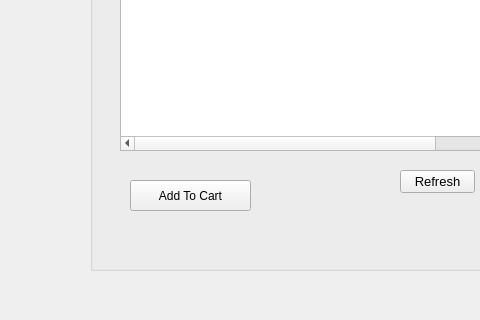
Qt form Catalogue_screen.ui (AlphaAnas/database-managment-system-using-SQL-and-PYQT-5-and-PYQT-6) before a commit; both pictures show x 0 to 480 and y 280 to 600 of the 690 by 600 pixel window.
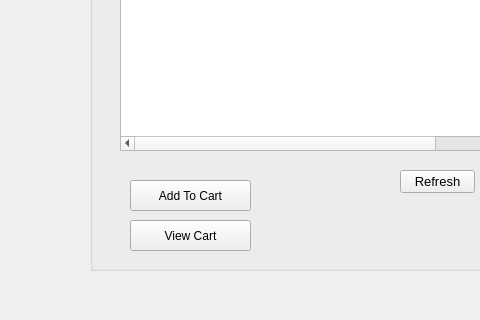
The same form after that commit.

Commit message: shopping cart working

What changed in the file:
```diff
--- a/Catalogue_screen.ui
+++ b/Catalogue_screen.ui
@@ -235,6 +235,19 @@
       <string>Refresh</string>
      </property>
     </widget>
+    <widget class="QPushButton" name="view_Cart_button">
+     <property name="geometry">
+      <rect>
+       <x>40</x>
+       <y>490</y>
+       <width>121</width>
+       <height>31</height>
+      </rect>
+     </property>
+     <property name="text">
+      <string>View Cart</string>
+     </property>
+    </widget>
    </widget>
   </widget>
   <widget class="QMenuBar" name="menubar">
```
The commit also changes 7 other files.
